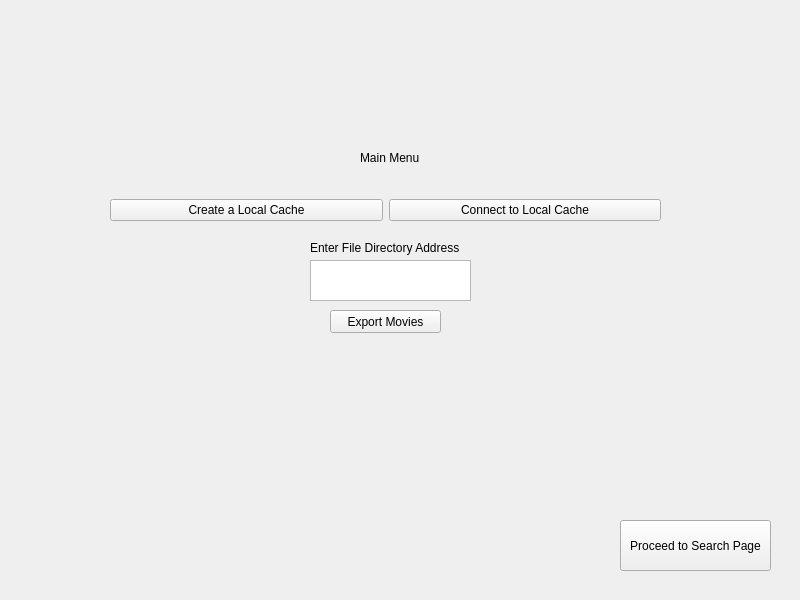
The window that form.ui (verociraptor/movie-sorter) describes before a commit, drawn with Qt 5.
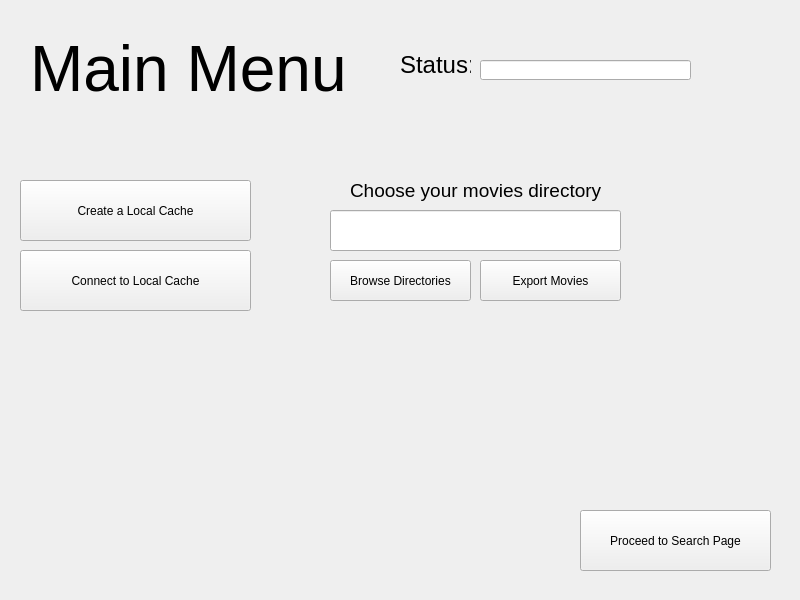
The same window after the commit.

Commit message: added error handling, status, and directory finder failed to push all changes on previous push

Diff of the .ui file:
```diff
--- a/form.ui
+++ b/form.ui
@@ -29,91 +29,127 @@
     <widget class="QLabel" name="label">
      <property name="geometry">
       <rect>
-       <x>360</x>
-       <y>150</y>
-       <width>71</width>
-       <height>16</height>
+       <x>30</x>
+       <y>10</y>
+       <width>321</width>
+       <height>121</height>
       </rect>
      </property>
      <property name="text">
-      <string>Main Menu</string>
-     </property>
-    </widget>
-    <widget class="QWidget" name="horizontalLayoutWidget">
-     <property name="geometry">
-      <rect>
-       <x>110</x>
-       <y>190</y>
-       <width>551</width>
-       <height>41</height>
-      </rect>
-     </property>
-     <layout class="QHBoxLayout" name="horizontalLayout_2">
-      <item>
-       <widget class="QPushButton" name="createCache">
-        <property name="text">
-         <string>Create a Local Cache</string>
-        </property>
-       </widget>
-      </item>
-      <item>
-       <widget class="QPushButton" name="connectCache">
-        <property name="text">
-         <string>Connect to Local Cache</string>
-        </property>
-       </widget>
-      </item>
-     </layout>
-    </widget>
-    <widget class="QPlainTextEdit" name="directoryPath">
-     <property name="geometry">
-      <rect>
-       <x>310</x>
-       <y>260</y>
-       <width>161</width>
-       <height>41</height>
-      </rect>
+      <string>&lt;html&gt;&lt;head/&gt;&lt;body&gt;&lt;p&gt;&lt;span style=&quot; font-size:48pt;&quot;&gt;Main Menu&lt;/span&gt;&lt;/p&gt;&lt;/body&gt;&lt;/html&gt;</string>
      </property>
     </widget>
     <widget class="QLabel" name="label_4">
      <property name="geometry">
       <rect>
-       <x>310</x>
-       <y>240</y>
-       <width>161</width>
-       <height>16</height>
+       <x>350</x>
+       <y>170</y>
+       <width>291</width>
+       <height>41</height>
       </rect>
      </property>
      <property name="text">
-      <string>Enter File Directory Address</string>
+      <string>&lt;html&gt;&lt;head/&gt;&lt;body&gt;&lt;p&gt;&lt;span style=&quot; font-size:14pt;&quot;&gt;Choose your movies directory&lt;/span&gt;&lt;/p&gt;&lt;/body&gt;&lt;/html&gt;</string>
      </property>
     </widget>
     <widget class="QPushButton" name="exportMovies">
      <property name="geometry">
       <rect>
        <x>330</x>
-       <y>310</y>
-       <width>111</width>
-       <height>23</height>
+       <y>260</y>
+       <width>141</width>
+       <height>41</height>
       </rect>
      </property>
      <property name="text">
-      <string>Export Movies</string>
+      <string>Browse Directories</string>
      </property>
     </widget>
     <widget class="QPushButton" name="toSearchPage">
      <property name="geometry">
       <rect>
-       <x>620</x>
-       <y>520</y>
-       <width>151</width>
-       <height>51</height>
+       <x>580</x>
+       <y>510</y>
+       <width>191</width>
+       <height>61</height>
       </rect>
      </property>
      <property name="text">
       <string>Proceed to Search Page</string>
      </property>
     </widget>
+    <widget class="QLineEdit" name="status">
+     <property name="geometry">
+      <rect>
+       <x>480</x>
+       <y>60</y>
+       <width>211</width>
+       <height>20</height>
+      </rect>
+     </property>
+    </widget>
+    <widget class="QPushButton" name="createCache">
+     <property name="geometry">
+      <rect>
+       <x>20</x>
+       <y>180</y>
+       <width>231</width>
+       <height>61</height>
+      </rect>
+     </property>
+     <property name="text">
+      <string>Create a Local Cache</string>
+     </property>
+    </widget>
+    <widget class="QPushButton" name="connectCache">
+     <property name="geometry">
+      <rect>
+       <x>20</x>
+       <y>250</y>
+       <width>231</width>
+       <height>61</height>
+      </rect>
+     </property>
+     <property name="text">
+      <string>Connect to Local Cache</string>
+     </property>
+    </widget>
+    <widget class="QLabel" name="label_6">
+     <property name="geometry">
+      <rect>
+       <x>400</x>
+       <y>50</y>
+       <width>71</width>
+       <height>31</height>
+      </rect>
+     </property>
+     <property name="text">
+      <string>&lt;html&gt;&lt;head/&gt;&lt;body&gt;&lt;p&gt;&lt;span style=&quot; font-size:18pt;&quot;&gt;Status:&lt;/span&gt;&lt;/p&gt;&lt;/body&gt;&lt;/html&gt;</string>
+     </property>
+    </widget>
+    <widget class="QPushButton" name="exportMovies_2">
+     <property name="geometry">
+      <rect>
+       <x>480</x>
+       <y>260</y>
+       <width>141</width>
+       <height>41</height>
+      </rect>
+     </property>
+     <property name="text">
+      <string>Export Movies</string>
+     </property>
+    </widget>
+    <widget class="QLineEdit" name="dirPath">
+     <property name="geometry">
+      <rect>
+       <x>330</x>
+       <y>210</y>
+       <width>291</width>
+       <height>41</height>
+      </rect>
+     </property>
+    </widget>
    </widget>
    <widget class="QWidget" name="page_2">
     <widget class="QGroupBox" name="groupBox_4">
```
Left out of the diff: 62 changed lines with no effect on the pictures. The commit also changes 2 other files.
